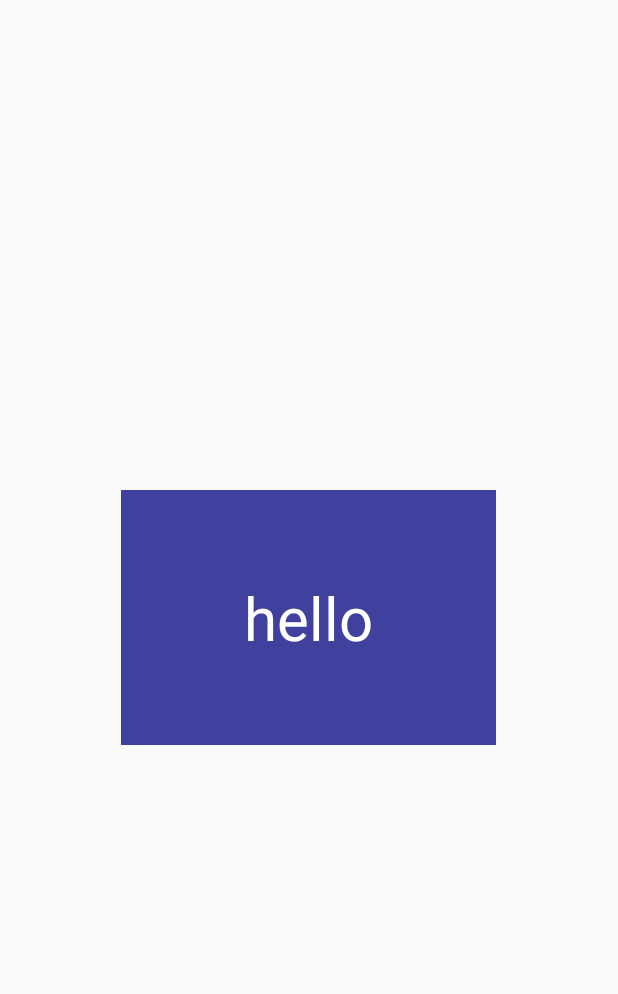
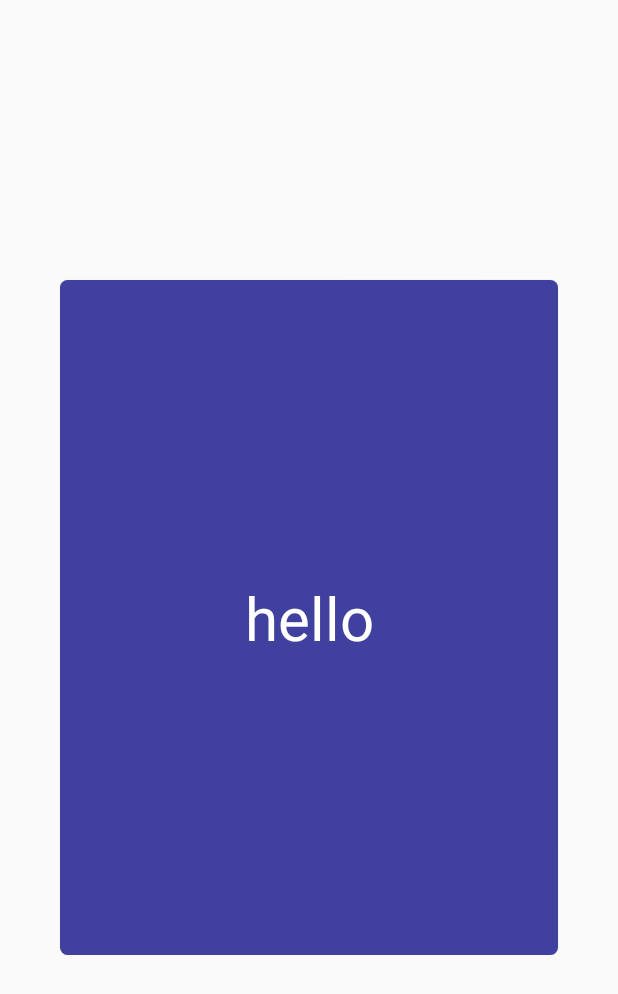
Before and after one commit to sara-pinipon/alpha, an Android app: the layout item.xml on its own in the app's theme, with its tools: preview values and no code run, on a phone screen of 412 x 824 dp. Shown: the top 994 px of the screen. Run offline under Robolectric (Android 15) with nearby library versions, the light colour scheme and no system bars.

Commit message:
created cards persisting not working nice

```diff
--- a/alpha/app/src/main/java/academiadecodigo/apiores/alpha/hi8/AccessController.java
+++ b/alpha/app/src/main/java/academiadecodigo/apiores/alpha/hi8/AccessController.java
@@ -33,7 +33,7 @@ public class AccessController extends AppCompatActivity {
             @Override
             public void onAuthStateChanged(@NonNull FirebaseAuth firebaseAuth) {
                 final FirebaseUser user = FirebaseAuth.getInstance().getCurrentUser();
-                if (user !=null){
+                if (user != null){
                     Intent intent = new Intent(AccessController.this, MainActivity.class);
                     startActivity(intent);
                     finish();
--- a/alpha/app/src/main/res/layout/item.xml
+++ b/alpha/app/src/main/res/layout/item.xml
@@ -1,9 +1,38 @@
 <?xml version="1.0" encoding="utf-8"?>
 <FrameLayout xmlns:android="http://schemas.android.com/apk/res/android"
     xmlns:tools="http://schemas.android.com/tools"
+    xmlns:app="http://schemas.android.com/apk/res-auto"
     android:layout_gravity="center"
-    android:layout_width="250dp"
-    android:layout_height="170dp">
+    android:layout_height="wrap_content"
+    android:layout_width="wrap_content"
+
+    android:paddingBottom="20sp"
+    android:paddingTop="20sp"
+    android:paddingRight="40sp"
+    android:paddingLeft="40sp"
+    android:outlineProvider="bounds"
+    android:clipToPadding="false">
+
+    <androidx.cardview.widget.CardView
+        android:layout_width="wrap_content"
+        android:layout_height="wrap_content"
+        android:layout_gravity="center"
+        app:cardCornerRadius="5dp"
+        android:elevation="3dp"
+        android:id="@+id/cardView">
+
+        <FrameLayout
+            android:layout_width="350dp"
+            android:layout_height="450dp"
+            android:layout_gravity="center"
+            >
+
+            <androidx.appcompat.widget.AppCompatImageView
+                android:layout_width="match_parent"
+                android:layout_height="match_parent"
+                android:id="@+id/image"
+                />
+
 
             <TextView
                 android:id="@+id/helloText"
@@ -13,23 +42,14 @@
                 android:gravity="center"
                 tools:text="hello"
                 android:layout_width="match_parent"
-        android:layout_height="match_parent" />
+                android:layout_height="match_parent"/>
 
-    <View
-        android:id="@+id/item_swipe_left_indicator"
-        android:alpha="0"
-        android:layout_width="20dp"
-        android:layout_height="20dp"
-        android:layout_margin="10dp"
-        android:background="#A5F" />
-
-    <View
-        android:id="@+id/item_swipe_right_indicator"
-        android:alpha="0"
-        android:layout_width="20dp"
-        android:layout_height="20dp"
-        android:layout_margin="10dp"
-        android:layout_gravity="right"
-        android:background="#5AF" />
 
         </FrameLayout>
+
+    </androidx.cardview.widget.CardView>
+
+
+
+
+</FrameLayout>
```
Also changed, not shown: alpha/app/build.gradle (+24 -1 lines), alpha/app/src/main/java/academiadecodigo/apiores/alpha/hi8/MainActivity.java (+22 -20 lines), alpha/app/src/main/java/academiadecodigo/apiores/alpha/hi8/userCards/ArrayUserCard.java (added, +40 -0 lines), alpha/app/src/main/java/academiadecodigo/apiores/alpha/hi8/userCards/UserCard.java (+24 -0 lines), alpha/app/src/main/res/mipmap/image.png (added). Lines whose indentation alone changed are shown as unchanged.
